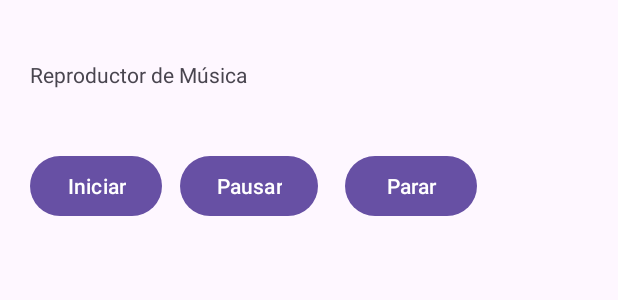
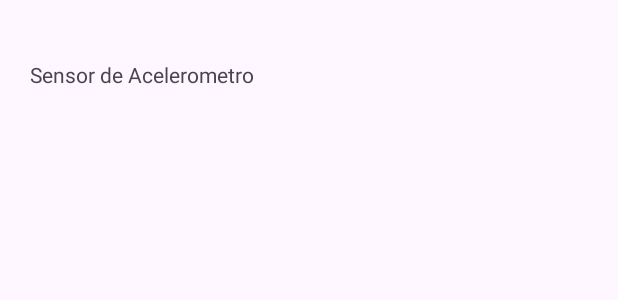
Before and after one commit to Everchavar/progra-II-2025, an Android app: the layout activity_main.xml on its own in the app's theme, with its tools: preview values and no code run, on a phone screen of 412 x 824 dp. Shown: the top 300 px of the screen. Run offline under Robolectric (Android 15) with nearby library versions, the phone set to English and light mode, and no system bars.

```diff
--- a/app/src/main/res/layout/activity_main.xml
+++ b/app/src/main/res/layout/activity_main.xml
@@ -7,32 +7,11 @@
     android:layout_height="match_parent"
     tools:context=".MainActivity">
     <TextView
-        android:id="@+id/lblReproductorMusica"
-        android:text="Reproductor de Música"
+        android:id="@+id/lblSensorAcelerometro"
+        android:text="Sensor de Acelerometro"
         android:layout_marginTop="40dp"
         android:layout_marginLeft="20dp"
         android:layout_width="wrap_content"
         android:layout_height="wrap_content"/>
 
-    <Button
-        android:id="@+id/btnIniciar"
-        android:text="Iniciar"
-        android:layout_marginTop="100dp"
-        android:layout_marginLeft="20dp"
-        android:layout_width="wrap_content"
-        android:layout_height="wrap_content"/>
-    <Button
-        android:id="@+id/btnPausar"
-        android:text="Pausar"
-        android:layout_marginTop="100dp"
-        android:layout_marginLeft="120dp"
-        android:layout_width="wrap_content"
-        android:layout_height="wrap_content"/>
-    <Button
-        android:id="@+id/btnParar"
-        android:text="Parar"
-        android:layout_marginTop="100dp"
-        android:layout_marginLeft="230dp"
-        android:layout_width="wrap_content"
-        android:layout_height="wrap_content"/>
 </RelativeLayout>
```
Also changed, not shown: app/src/main/java/com/ugb/miprimeraplicacion/MainActivity.java (+39 -37 lines).
